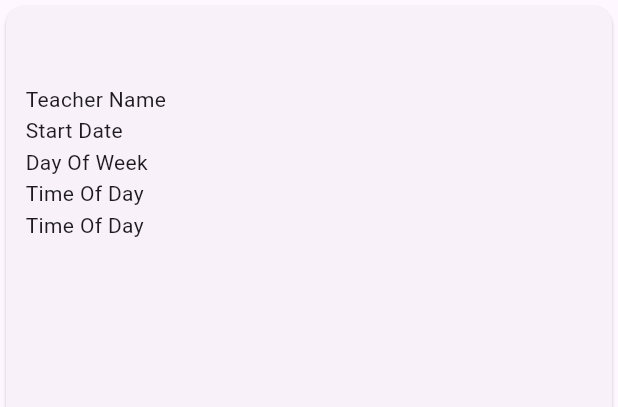
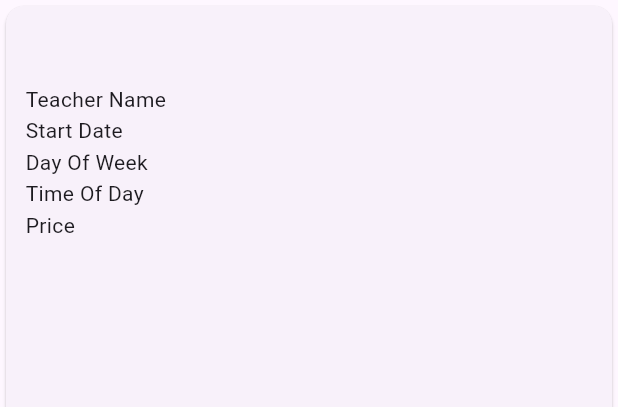
Before and after one commit to kyawe1/FinalYearMobileAssignmentKyawe1-YogaAssignment, a Flutter app: the BookingCardComponent widget shown alone on an empty page, opened directly with empty values, on a phone screen of 412 x 824 dp. Shown: the top 407 px of the screen. Run offline on Flutter 3.47's test engine with Material 3 defaults, Android fonts, the light colour scheme and no system bars; our stand-ins replace flutter_riverpod, riverpod, riverpod_annotation; generated files the repository leaves out were written again; network calls fail.

Commit message:
changes in booking card component

```diff
--- a/lib/components/BookingCardComponent.dart
+++ b/lib/components/BookingCardComponent.dart
@@ -52,7 +52,7 @@ class BookingCardComponent extends StatelessWidget {
                     child: Text((viewModel.TimeOfDay == null?  "-":  viewModel.TimeOfDay!),),)
                 ]),
                 TableRow(children: [
-                  TableCell(child: Text("Time Of Day")),
+                  TableCell(child: Text("Price")),
                   TableCell(
                     child: Text((viewModel.TimeOfDay == null?  "-":  viewModel.TimeOfDay!),),)
                 ]),
--- a/lib/components/cardComponent.dart
+++ b/lib/components/cardComponent.dart
@@ -82,7 +82,7 @@ class _CardState extends ConsumerState<CardComponent> {
                     return IconButton(
                         onPressed: null, icon: Icon(Icons.disabled_by_default));
                   }
-                  if (shoppingCart.any((p)=>  p.yogaClassId == this.widget.viewModel.yogaClassId)) {
+                  else if (shoppingCart.any((p)=>  p.yogaClassId == this.widget.viewModel.yogaClassId)) {
                     return IconButton(
                         onPressed: () => {
                               notifier
--- a/lib/models/YogaClassDetailModel.dart
+++ b/lib/models/YogaClassDetailModel.dart
@@ -41,8 +41,8 @@ class YogaClassDetailModel {
         map['yogaClass']["YogaId"],
         map['yogaClass']["YogaTitle"],
         map['yogaClass']["DayOfWeek"],
-        map['yogaClass']["TimeOfWeek"],
-        map['yogaClass']['is_booked'],
+        map['yogaCourse']["TimeOfClass"],
+        map['yogaClass']['IsBooked'],
         map['yogaCourse']['Capacity'],
         map['yogaCourse']['Description'],
         map['yogaCourse']['Name'],
--- a/lib/models/yogaClassModel.dart
+++ b/lib/models/yogaClassModel.dart
@@ -6,13 +6,14 @@ class YogaClassCombinedviewModel {
   String YogaTitle;
   String DayOfWeek;
   String? TimeOfDay;
+  double Price;
   bool? isBooked = false;
 
   YogaClassCombinedviewModel(this.yogaClassId, this.Date, this.TeacherName,
-      this.YogaId, this.YogaTitle, this.DayOfWeek, this.TimeOfDay,this.isBooked);
+      this.YogaId, this.YogaTitle, this.DayOfWeek, this.TimeOfDay,this.isBooked,this.Price);
 
   static YogaClassCombinedviewModel toModel(Map<String, dynamic> map) {
-    return YogaClassCombinedviewModel(map["Id"], map["Date"], map["TeacherName"], map["YogaId"], map["YogaTitle"], map["DayOfWeek"], map["TimeOfWeek"],map['is_booked']);
+    return YogaClassCombinedviewModel(map["Id"], map["Date"], map["TeacherName"], map["YogaId"], map["YogaTitle"], map["DayOfWeek"], map["TimeOfDay"],map['IsBooked'],map["Price"]);
   }
 
 }
--- a/lib/providers/YogaClassesListNotifier.dart
+++ b/lib/providers/YogaClassesListNotifier.dart
@@ -43,7 +43,8 @@ Future<List<YogaClassCombinedviewModel>> fetchYogaClasses(bool internet, String
       "YogaTitle$index",
       "DayOfWeek$index",
       "TimeOfDay$index",
-      null
+      null,
+    0
   ));
 }
 
--- a/lib/screen/detailScreen.dart
+++ b/lib/screen/detailScreen.dart
@@ -91,6 +91,7 @@ class _DetailState extends ConsumerState<DetailScreen> {
                             viewModel.DayOfWeek,
                             viewModel.TimeOfDay,
                             viewModel.isBooked,
+                            viewModel.Price
                           ),
                         );
                         setState(() {
@@ -117,7 +118,8 @@ class _DetailState extends ConsumerState<DetailScreen> {
                               viewModel.YogaTitle,
                               viewModel.DayOfWeek,
                               viewModel.TimeOfDay,
-                              viewModel.isBooked),
+                              viewModel.isBooked,
+                              viewModel.Price),
                         );
                         setState(() {
                           isShopped = true;
```
Also changed, not shown: lib/providers/YogaClassDetailNotifier.dart (+43 -17 lines).
